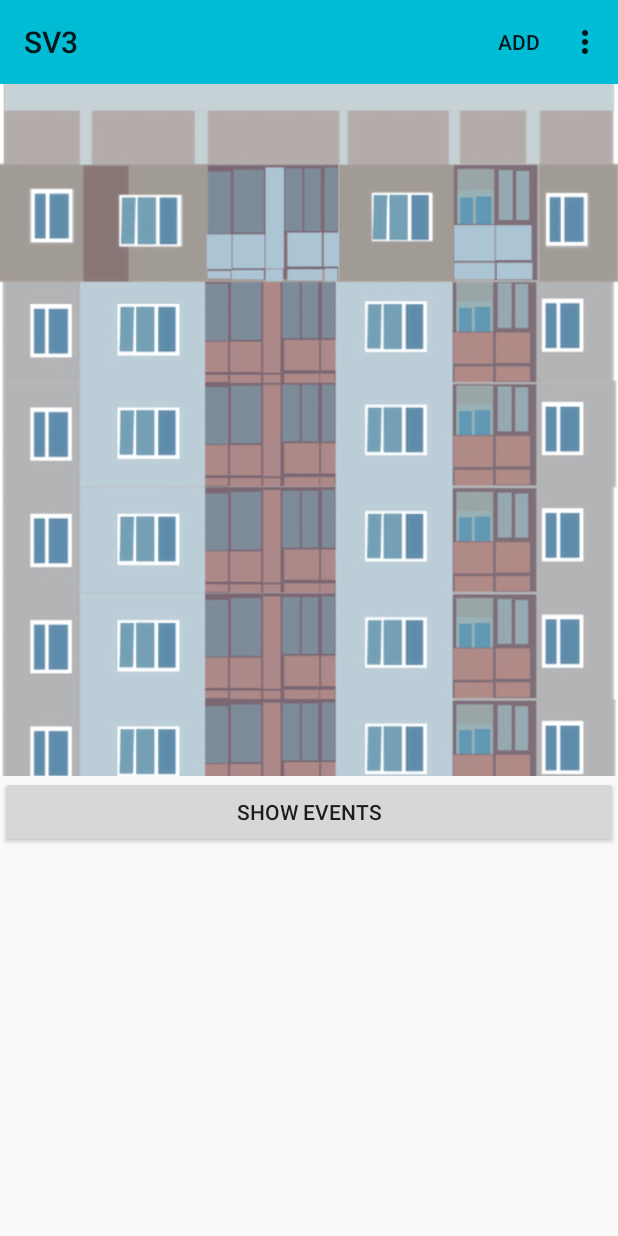
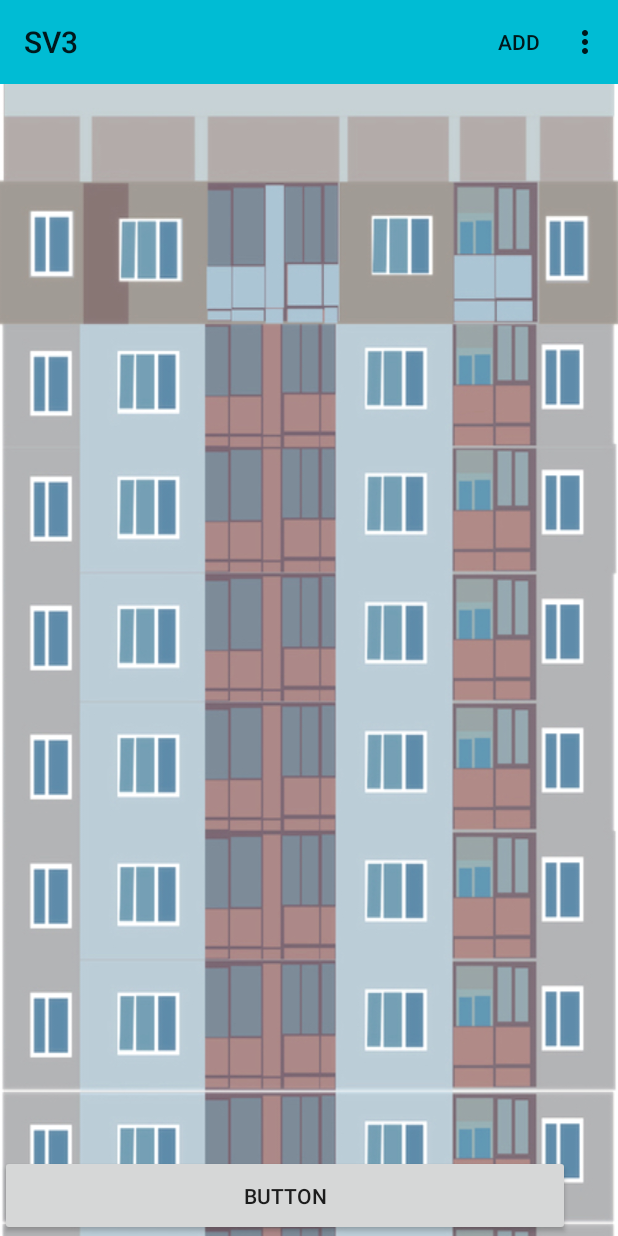
Before and after one commit to yuliakhazieva/SV3, an Android app: the screen it shows after launch (MainActivity), on a phone screen of 412 x 824 dp. Run offline under Robolectric (Android 15) with nearby library versions, the light colour scheme and no system bars; our stand-ins replace Firebase (no records; nobody signed in at launch, a user with empty details on screens opened directly).

Commit message:
фрагменты переходятся, кнопочки работают

```diff
--- a/app/src/main/java/com/hsehhh/sv3/MainActivity.java
+++ b/app/src/main/java/com/hsehhh/sv3/MainActivity.java
@@ -13,12 +13,12 @@ import com.google.firebase.auth.FirebaseAuth;
 import com.google.firebase.auth.FirebaseUser;
 import com.google.firebase.database.FirebaseDatabase;
 
-public class MainActivity extends AppCompatActivity implements SwitchToMyEvents, SwitchToScrolling {
+public class MainActivity extends AppCompatActivity implements SwitchToMyEvents, SwitchToScrolling, SwitchToCreateEvent {
 
     //UI objects
     Toolbar mainToolbar;
     FrameLayout mainFrame;
-    Button showEventsButton;
+   // Button showEventsButton;
 
     //Fragments
     public ScrollingFragment scrollingFragment;
@@ -50,13 +50,13 @@ public class MainActivity extends AppCompatActivity implements SwitchToMyEvents,
         fragmentTransaction.add(R.id.frame_main, scrollingFragment);
         fragmentTransaction.commit();
 
-        showEventsButton = findViewById(R.id.button_show_events);
-        showEventsButton.setOnClickListener(new View.OnClickListener() {
-            @Override
-            public void onClick(View view) {
-                switchToMyEvents();
-            }
-        });
+//        showEventsButton = findViewById(R.id.button_show_events);
+//        showEventsButton.setOnClickListener(new View.OnClickListener() {
+//            @Override
+//            public void onClick(View view) {
+//                switchToMyEvents();
+//            }
+//        });
 
 
         firebaseDatabase = FirebaseDatabase.getInstance();
@@ -137,4 +137,12 @@ public class MainActivity extends AppCompatActivity implements SwitchToMyEvents,
         fragmentTransaction.commit();
 
     }
+
+    @Override
+    public void switchToCreateEvent() {
+        fragmentTransaction = getSupportFragmentManager().beginTransaction();
+        fragmentTransaction.replace(R.id.frame_main, createEventFragment);
+        fragmentTransaction.commit();
+
+    }
 }
--- a/app/src/main/java/com/hsehhh/sv3/MyEventsFragment.java
+++ b/app/src/main/java/com/hsehhh/sv3/MyEventsFragment.java
@@ -8,6 +8,7 @@ import android.support.v7.widget.RecyclerView;
 import android.view.LayoutInflater;
 import android.view.View;
 import android.view.ViewGroup;
+import android.widget.ImageButton;
 import android.widget.ImageView;
 import android.widget.TextView;
 
@@ -40,9 +41,10 @@ public class MyEventsFragment extends android.support.v4.app.Fragment
 {
     public SwitchToScrolling listener;
 
-    public ImageView closeImageView;
+    public ImageButton closeImageView;
     public RecyclerView organizedEventsView;
     public RecyclerView visitedEventsView;
+    public ImageButton ib;
 
     FirebaseDatabase database;
     DatabaseReference eventsReference;
@@ -68,14 +70,13 @@ public class MyEventsFragment extends android.support.v4.app.Fragment
         //change this to correct uid
         visitedEventsAdapter = createAdapter(eventsReference.equalTo("uid1"));
 
-        closeImageView = v.findViewById(R.id.closeMyEvents);
-        closeImageView.setClickable(true);
-        closeImageView.setOnClickListener(new View.OnClickListener() {
-            @Override
-            public void onClick(View v) {
-                listener.switchToScrolling();
-            }
-        });
+//        closeImageView.setClickable(true);
+//        closeImageView.setOnClickListener(new View.OnClickListener() {
+//            @Override
+//            public void onClick(View v) {
+//                listener.switchToScrolling();
+//            }
+//        });
 
         organizedEventsView = v.findViewById(R.id.recycler_organized_events);
         organizedEventsView.setLayoutManager(new LinearLayoutManager(getContext()));
@@ -88,20 +89,21 @@ public class MyEventsFragment extends android.support.v4.app.Fragment
         return v;
     }
 
-//<<<<<<< HEAD
-//    @Override
-//    public void onViewCreated (final View view, final Bundle savedInstanceState) {
-//        super.onViewCreated(view, savedInstanceState);
-//        close = getView().findViewById(R.id.closeMyEvents);
-//        close.setClickable(true);
-//        close.setOnClickListener(new View.OnClickListener() {
-//            @Override
-//            public void onClick(View v) {
-//                getActivity().findViewById(R.id.frame2).animate().translationY(1700).start();
-////                setCloseVisibility(View.INVISIBLE);
-//            }
-//        });
- //   }
+
+
+
+    @Override
+    public void onViewCreated (final View view, final Bundle savedInstanceState) {
+        super.onViewCreated(view, savedInstanceState);
+        closeImageView = getView().findViewById(R.id.closeMyEvents);
+        closeImageView.setClickable(true);
+        closeImageView.setOnClickListener(new View.OnClickListener() {
+            @Override
+            public void onClick(View v) {
+                listener.switchToScrolling();
+            }
+        });
+    }
 
     public FirebaseRecyclerAdapter<Event, EventViewHolder> createAdapter(Query query)
     {
--- a/app/src/main/java/com/hsehhh/sv3/ScrollingFragment.java
+++ b/app/src/main/java/com/hsehhh/sv3/ScrollingFragment.java
@@ -9,7 +9,22 @@ import android.view.MenuInflater;
 import android.view.MenuItem;
 import android.view.View;
 import android.view.ViewGroup;
+import android.widget.Button;
+import android.widget.GridLayout;
+import android.widget.ImageButton;
+import android.widget.ImageView;
+import android.widget.TextView;
 import android.widget.Toast;
+
+import com.google.firebase.database.ChildEventListener;
+import com.google.firebase.database.DataSnapshot;
+import com.google.firebase.database.DatabaseError;
+import com.google.firebase.database.DatabaseReference;
+import com.google.firebase.database.FirebaseDatabase;
+import com.google.firebase.database.ValueEventListener;
+
+import java.util.Random;
+import java.util.concurrent.ThreadLocalRandom;
 
 /**
  * Created by a1 on 20.01.18.
@@ -18,23 +33,75 @@ import android.widget.Toast;
 public class ScrollingFragment extends android.support.v4.app.Fragment
 {
     Toolbar mainToolbar;
+    public SwitchToCreateEvent listenerCreateEvent;
+    public SwitchToMyEvents listenerMyEvents;
+    public Button showEvents;
+
     @Override
     public View onCreateView(LayoutInflater inflater, ViewGroup container,
                              Bundle savedInstanceState) {
         setHasOptionsMenu(true);
-        return inflater.inflate(R.layout.content_scrolling, container, false);
+        return inflater.inflate(R.layout.new_grid_scrolling, container, false);
     }
 
     @Override
     public void onCreate(Bundle savedInstanceState) {
 //        setHasOptionsMenu(true);
         super.onCreate(savedInstanceState);
+
+        final GridLayout grid = getActivity().findViewById(R.id.grid);
+
+        DatabaseReference ref = FirebaseDatabase.getInstance().getReference("activities");
+        ref.addChildEventListener(new ChildEventListener() {
+            @Override
+            public void onChildAdded(DataSnapshot dataSnapshot, String prevChildKey) {
+                final Event newEvent = dataSnapshot.getValue(Event.class);
+                GridLayout.LayoutParams params = new GridLayout.LayoutParams(GridLayout.spec(25), GridLayout.spec(ThreadLocalRandom.current().nextInt(0, 5 + 1)));
+                ImageButton ib = new ImageButton(getContext());
+                ib.setImageResource(R.drawable.fff);
+                ib.setOnClickListener(new View.OnClickListener() {
+                    @Override
+                    public void onClick(View v)
+                    {
+                        //TODO
+                    }
+                });
+                grid.addView(ib, params);
+            }
+
+            @Override
+            public void onChildChanged(DataSnapshot dataSnapshot, String prevChildKey) {}
+
+            @Override
+            public void onChildRemoved(DataSnapshot dataSnapshot) {}
+
+            @Override
+            public void onChildMoved(DataSnapshot dataSnapshot, String prevChildKey) {}
+
+            @Override
+            public void onCancelled(DatabaseError databaseError) {}
+        });
+
     }
 
     @Override
     public void onCreateOptionsMenu(Menu menu, MenuInflater inflater) {
         inflater.inflate(R.menu.menu_scroll_frag, menu);
 //        super.onCreateOptionsMenu(menu, inflater);
+    }
+
+    @Override
+    public void onViewCreated(final View view, final Bundle savedInstanceState)
+    {
+        super.onViewCreated(view, savedInstanceState);
+        listenerMyEvents = (SwitchToMyEvents)getActivity();
+        showEvents = getView().findViewById(R.id.showMyEvents);
+        showEvents.setOnClickListener(new View.OnClickListener() {
+            @Override
+            public void onClick(View v) {
+                listenerMyEvents.switchToMyEvents();
+            }
+        });
     }
 
     @Override
@@ -45,11 +112,13 @@ public class ScrollingFragment extends android.support.v4.app.Fragment
                 return true;
             }
             case R.id.action_add:{
-                FragmentTransaction fragmentTransaction =getFragmentManager().beginTransaction();
-                fragmentTransaction.replace(this.getId(), new CreateEventFragment());
-                fragmentTransaction.remove(this);
-                fragmentTransaction.hide(getFragmentManager().findFragmentByTag("myEvents"));
-                fragmentTransaction.commit();
+//                FragmentTransaction fragmentTransaction =getFragmentManager().beginTransaction();
+//                fragmentTransaction.replace(this.getId(), new CreateEventFragment());
+//                fragmentTransaction.remove(this);
+//                fragmentTransaction.hide(getFragmentManager().findFragmentByTag("myEvents"));
+//                fragmentTransaction.commit();
+                listenerCreateEvent = (SwitchToCreateEvent) getActivity();
+                listenerCreateEvent.switchToCreateEvent();
                 return true;
             }
             default:
@@ -57,10 +126,6 @@ public class ScrollingFragment extends android.support.v4.app.Fragment
         }
     }
 
-    public void addIcon(EventOrRequest event)
-    {
-        int floor = event.getFloor();
 
-    }
 
 }
--- /dev/null
+++ b/app/src/main/java/com/hsehhh/sv3/SwitchToCreateEvent.java
@@ -0,0 +1,9 @@
+package com.hsehhh.sv3;
+
+/**
+ * Created by a1 on 31.01.18.
+ */
+
+public interface SwitchToCreateEvent {
+    void switchToCreateEvent();
+}
--- a/app/src/main/java/com/hsehhh/sv3/createEventFragment.java
+++ b/app/src/main/java/com/hsehhh/sv3/createEventFragment.java
@@ -22,25 +22,20 @@ import com.google.firebase.database.FirebaseDatabase;
 public class CreateEventFragment extends Fragment
 
 {
-
+    SwitchToScrolling listener;
+    Button done;
     @Override
     public View onCreateView(LayoutInflater inflater, ViewGroup container,
                              Bundle savedInstanceState) {
 
+        listener = (SwitchToScrolling)getActivity();
         final FirebaseUser currentUser = FirebaseAuth.getInstance().getCurrentUser();
-        Button done = getActivity().findViewById(R.id.doneButt);
         // Inflate the layout for this fragment
         Toolbar toolbar = getActivity().findViewById(R.id.toolbar_main);
         ((AppCompatActivity)getActivity()).setSupportActionBar(toolbar);
         ((AppCompatActivity)getActivity()).getSupportActionBar().setDisplayHomeAsUpEnabled(true);
         setHasOptionsMenu(true);
 
-//        done.setOnClickListener(new View.OnClickListener() {
-//            @Override
-//            public void onClick(View v) {
-//                ((MainActivity)getActivity()).addNewEventObject();
-//            }
-//        });
 
        // return inflater.inflate(R.layout.activity_create_event, container, false);
 
@@ -53,12 +48,25 @@ public class CreateEventFragment extends Fragment
     }
 
     @Override
+    public void onViewCreated (final View view, final Bundle savedInstanceState) {
+        super.onViewCreated(view, savedInstanceState);
+        done = getView().findViewById(R.id.doneButt);
+        done.setOnClickListener(new View.OnClickListener() {
+            @Override
+            public void onClick(View v) {
+                listener.switchToScrolling();
+            }
+        });
+    }
+
+    @Override
     public boolean onOptionsItemSelected(MenuItem item) {
-        FragmentTransaction fragmentTransaction = getFragmentManager().beginTransaction();
-        fragmentTransaction.replace(this.getId(), new ScrollingFragment());
-        fragmentTransaction.remove(this);
+      //  FragmentTransaction fragmentTransaction = getFragmentManager().beginTransaction();
+//        fragmentTransaction.replace(this.getId(), new ScrollingFragment());
+//        fragmentTransaction.remove(this);
      //   fragmentTransaction.show(getFragmentManager().findFragmentByTag("myEvents"));
-        fragmentTransaction.commit();
+//        fragmentTransaction.commit();
+        listener.switchToScrolling();
         return super.onOptionsItemSelected(item);
     }
 }
--- a/app/src/main/res/layout/activity_main.xml
+++ b/app/src/main/res/layout/activity_main.xml
@@ -23,15 +23,7 @@
         <FrameLayout
             android:id="@+id/frame_main"
             android:layout_width="match_parent"
-            android:layout_height="461dp"></FrameLayout>
-
-        <Button
-            android:id="@+id/button_show_events"
-            android:layout_width="match_parent"
-            android:layout_height="wrap_content"
-            android:text="Show events"
-            tools:layout_editor_absoluteX="43dp"
-            tools:layout_editor_absoluteY="410dp" />
+            android:layout_height="match_parent"></FrameLayout>
 
     </LinearLayout>
 
--- /dev/null
+++ b/app/src/main/res/layout/new_grid_scrolling.xml
@@ -0,0 +1,32 @@
+<?xml version="1.0" encoding="utf-8"?>
+<android.support.constraint.ConstraintLayout
+    xmlns:android="http://schemas.android.com/apk/res/android"
+    xmlns:app="http://schemas.android.com/apk/res-auto"
+    xmlns:tools="http://schemas.android.com/tools"
+    android:layout_width="match_parent"
+    android:layout_height="match_parent">
+
+    <ScrollView
+        android:id="@+id/scrollView3"
+        android:layout_width="match_parent"
+        android:layout_height="match_parent">
+
+        <GridLayout
+            android:id="@+id/grid"
+            android:layout_width="match_parent"
+            android:layout_height="wrap_content"
+            android:background="@drawable/tri"
+            android:columnCount="6"
+            android:paddingTop="20dp"
+            android:rowCount="25">
+
+        </GridLayout>
+    </ScrollView>
+
+    <Button
+        android:id="@+id/showMyEvents"
+        android:layout_width="380dp"
+        android:layout_height="54dp"
+        android:text="Button"
+        app:layout_constraintBottom_toBottomOf="parent" />
+</android.support.constraint.ConstraintLayout>
```
Also changed, not shown: app/src/main/java/com/hsehhh/sv3/CreateEventFragment.java (+20 -12 lines), app/src/main/java/com/hsehhh/sv3/Event.java (+5 -2 lines), app/src/main/res/layout/fragment_my_events.xml (+13 -21 lines).
